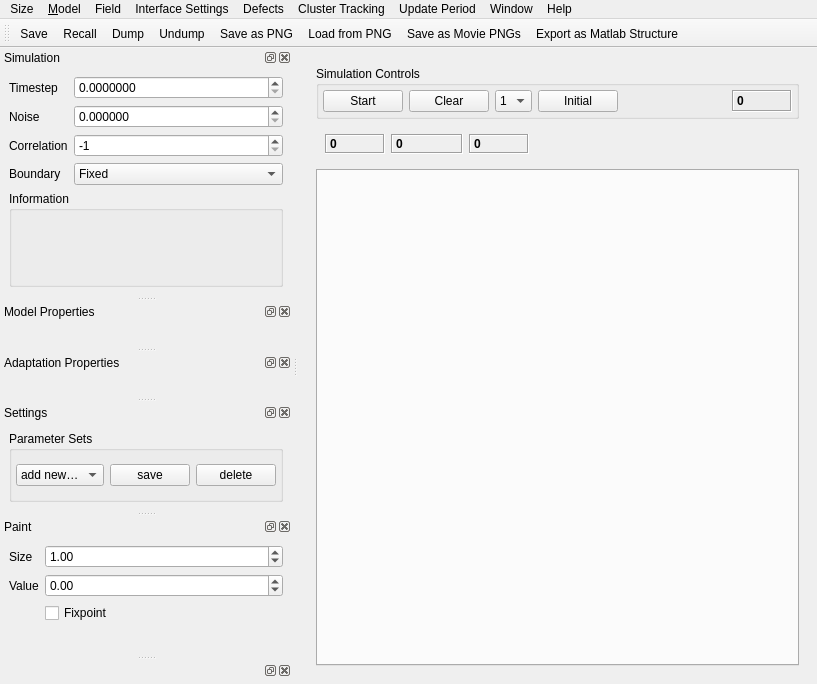
First picture: the form in ui/plotwindow_2d.ui, repository Debilski/Wellenprogramm, before the edit.
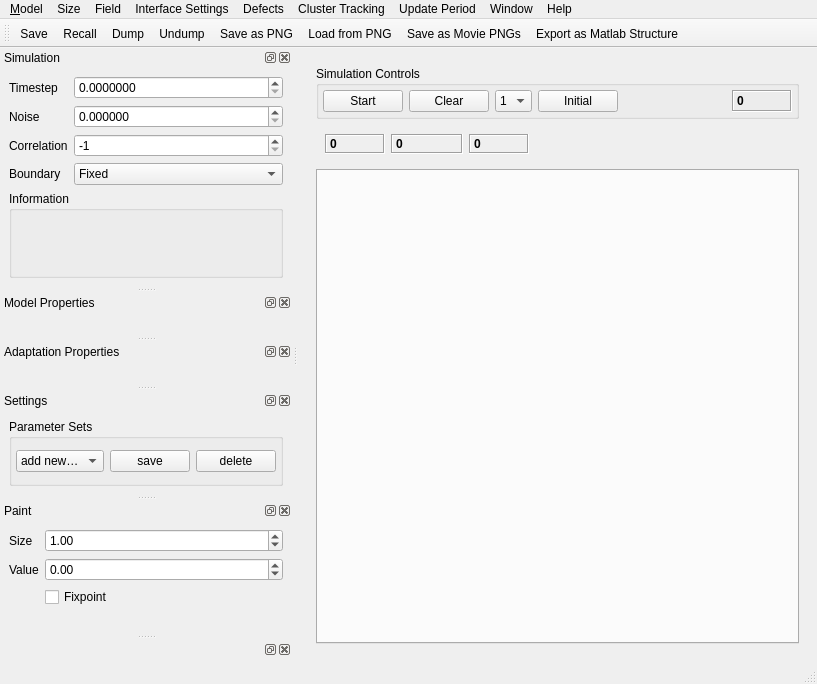
Second picture: the form after the edit. Custom widgets are drawn as their Qt base class.

Commit message: Statusbar-Änderungen Fixes

```diff
--- a/ui/plotwindow_2d.ui
+++ b/ui/plotwindow_2d.ui
@@ -361,8 +361,8 @@
      <string>Size</string>
     </property>
    </widget>
-   <addaction name="menuSize"/>
    <addaction name="menuMode"/>
+   <addaction name="menuSize"/>
    <addaction name="menuField"/>
    <addaction name="menuProgram_Settings"/>
    <addaction name="menuDefects"/>
@@ -723,6 +723,7 @@
     </widget>
    </widget>
   </widget>
+  <widget class="QStatusBar" name="statusBar"/>
   <action name="actionTest">
    <property name="text">
     <string>test</string>
```
Left out of the diff: 9 changed lines with no effect on the pictures. The commit also changes 2 other files.
